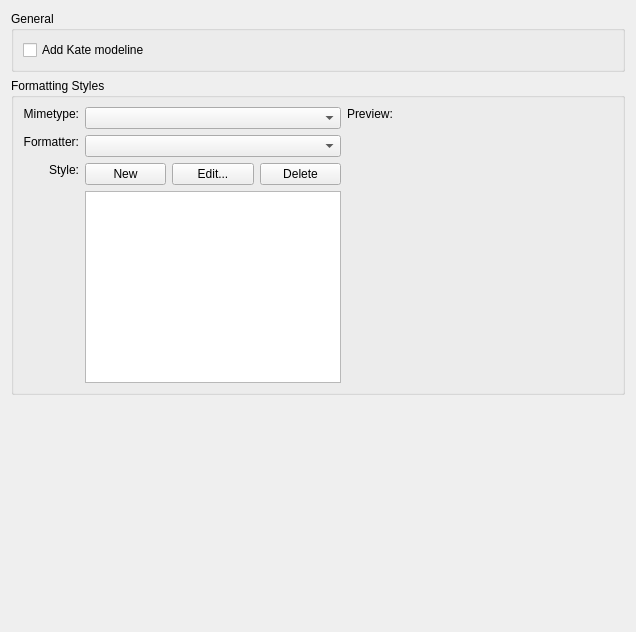
This is shell/settings/sourceformattersettings.ui in KDE/kdevelop as Qt 5 draws it before an edit. The edited form follows.
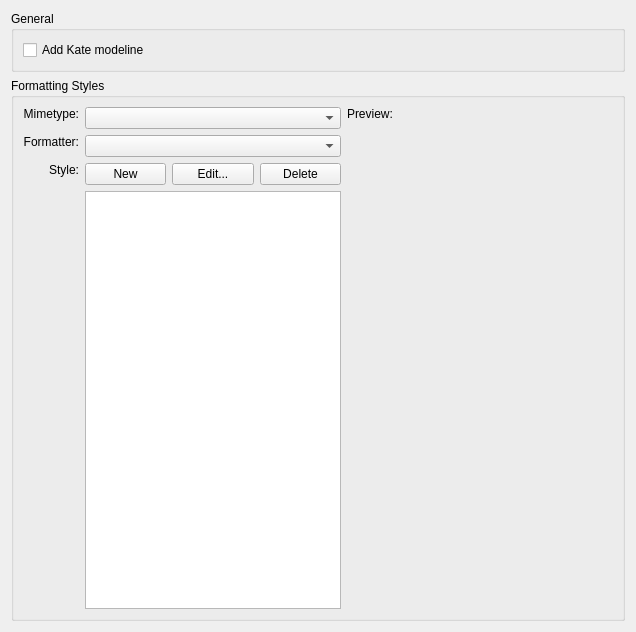
This is the edited form. Custom widgets are drawn as their Qt base class.

Commit message:
Don't use fixed-size for the preview/style-editing.
Its better if the style group is vertically resized with the dialog.
BUG:228947

Patch:
```diff
--- a/shell/settings/sourceformattersettings.ui
+++ b/shell/settings/sourceformattersettings.ui
@@ -33,7 +33,7 @@
    <item>
     <widget class="QGroupBox" name="groupBox">
      <property name="sizePolicy">
-      <sizepolicy hsizetype="Preferred" vsizetype="Fixed">
+      <sizepolicy hsizetype="Preferred" vsizetype="Preferred">
        <horstretch>200</horstretch>
        <verstretch>129</verstretch>
       </sizepolicy>
@@ -169,19 +169,6 @@
      </layout>
     </widget>
    </item>
-   <item>
-    <spacer name="verticalSpacer">
-     <property name="orientation">
-      <enum>Qt::Vertical</enum>
-     </property>
-     <property name="sizeHint" stdset="0">
-      <size>
-       <width>20</width>
-       <height>40</height>
-      </size>
-     </property>
-    </spacer>
-   </item>
   </layout>
  </widget>
  <customwidgets>
```
